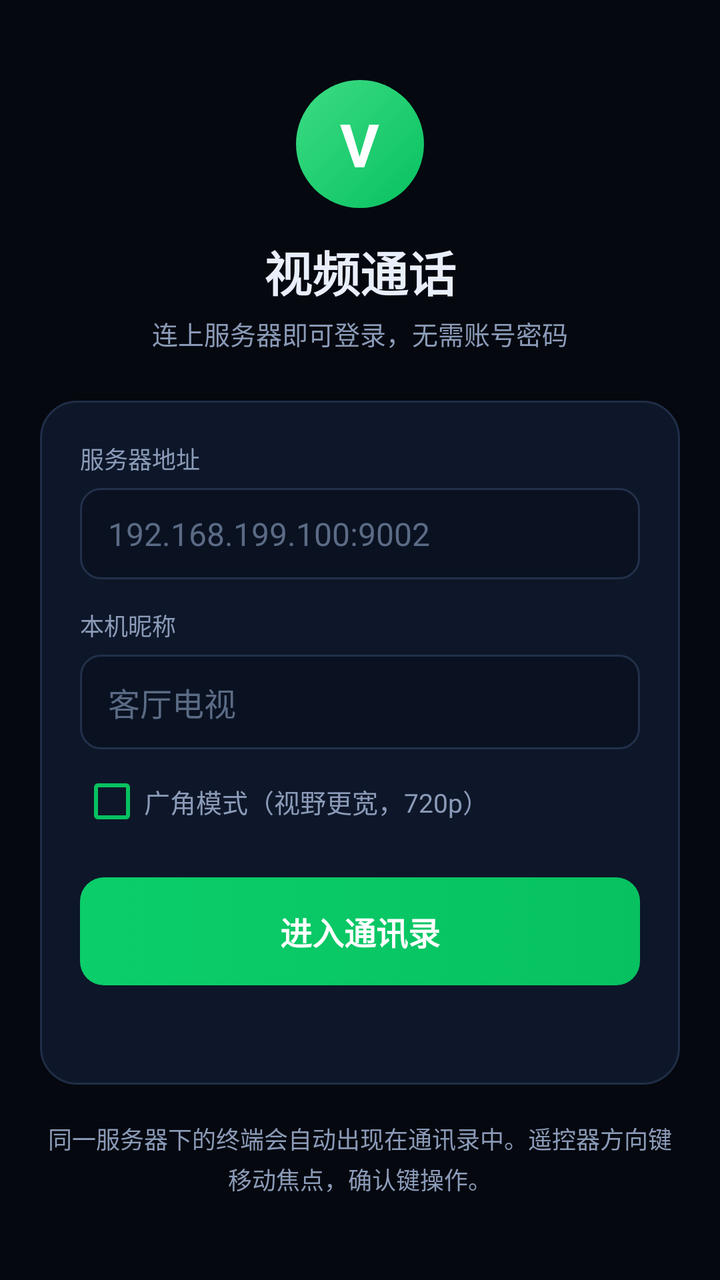
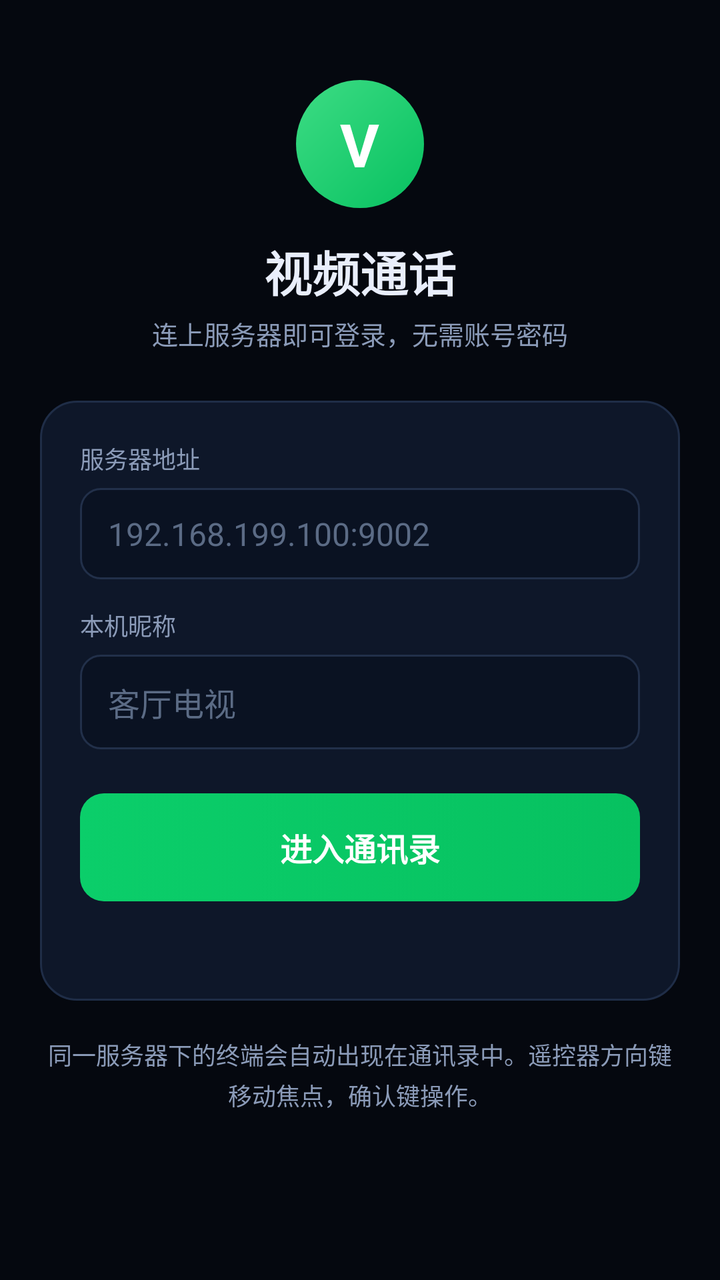

Compare the two renders of this Android layout. The source of the first and the diff that turns it into the second are given below.
<!-- AndroidManifest.xml: application theme Theme.VCall -->
<!-- res/layout/activity_main.xml -->
<?xml version="1.0" encoding="utf-8"?>
<FrameLayout xmlns:android="http://schemas.android.com/apk/res/android"
    android:id="@+id/root"
    android:layout_width="match_parent"
    android:layout_height="match_parent"
    android:background="@color/bg">

    
    <ScrollView
        android:id="@+id/loginPanel"
        android:layout_width="match_parent"
        android:layout_height="match_parent"
        android:fillViewport="true">

        <LinearLayout
            android:layout_width="match_parent"
            android:layout_height="wrap_content"
            android:gravity="center_horizontal"
            android:orientation="vertical"
            android:paddingStart="20dp"
            android:paddingTop="40dp"
            android:paddingEnd="20dp"
            android:paddingBottom="32dp">

            <FrameLayout
                android:layout_width="64dp"
                android:layout_height="64dp"
                android:background="@drawable/bg_avatar">

                <TextView
                    android:layout_width="wrap_content"
                    android:layout_height="wrap_content"
                    android:layout_gravity="center"
                    android:text="V"
                    android:textColor="@color/white"
                    android:textSize="30sp"
                    android:textStyle="bold" />
            </FrameLayout>

            <TextView
                android:layout_width="wrap_content"
                android:layout_height="wrap_content"
                android:layout_marginTop="14dp"
                android:text="@string/setup_title"
                android:textColor="@color/text"
                android:textSize="24sp"
                android:textStyle="bold" />

            <TextView
                android:layout_width="wrap_content"
                android:layout_height="wrap_content"
                android:layout_marginTop="4dp"
                android:text="@string/setup_subtitle"
                android:textColor="@color/text_muted"
                android:textSize="13sp" />

            <LinearLayout
                android:layout_width="match_parent"
                android:layout_height="wrap_content"
                android:layout_marginTop="24dp"
                android:background="@drawable/bg_card"
                android:orientation="vertical"
                android:padding="20dp">

                <TextView
                    style="@style/VCallLabel"
                    android:layout_width="wrap_content"
                    android:layout_height="wrap_content"
                    android:text="@string/label_server" />

                <EditText
                    android:id="@+id/serverInput"
                    style="@style/VCallInput"
                    android:layout_width="match_parent"
                    android:layout_height="wrap_content"
                    android:layout_marginTop="6dp"
                    android:hint="@string/hint_server"
                    android:importantForAutofill="no"
                    android:inputType="textUri" />

                <TextView
                    style="@style/VCallLabel"
                    android:layout_width="wrap_content"
                    android:layout_height="wrap_content"
                    android:layout_marginTop="14dp"
                    android:text="@string/label_name" />

                <EditText
                    android:id="@+id/nameInput"
                    style="@style/VCallInput"
                    android:layout_width="match_parent"
                    android:layout_height="wrap_content"
                    android:layout_marginTop="6dp"
                    android:hint="@string/hint_name"
                    android:importantForAutofill="no"
                    android:inputType="text"
                    android:maxLength="24" />

                <CheckBox
                    android:id="@+id/wideAngleCheck"
                    android:layout_width="match_parent"
                    android:layout_height="wrap_content"
                    android:layout_marginTop="10dp"
                    android:buttonTint="@color/wechat_green"
                    android:text="@string/wide_angle"
                    android:textColor="@color/text_muted"
                    android:textSize="13sp" />

                <Button
                    android:id="@+id/joinButton"
                    style="@style/VCallButton.Primary"
                    android:layout_width="match_parent"
                    android:layout_height="54dp"
                    android:layout_marginTop="22dp"
                    android:text="@string/join_room"
                    android:textSize="16sp" />

                <TextView
                    android:id="@+id/setupStatus"
                    android:layout_width="match_parent"
                    android:layout_height="wrap_content"
                    android:layout_marginTop="12dp"
                    android:gravity="center"
                    android:textColor="@color/text_muted"
                    android:textSize="13sp" />

                <TextView
                    android:id="@+id/announcementText"
                    android:layout_width="match_parent"
                    android:layout_height="wrap_content"
                    android:layout_marginTop="12dp"
                    android:gravity="center"
                    android:textColor="#FFFCD34D"
                    android:textSize="12sp"
                    android:visibility="gone" />
            </LinearLayout>

            <TextView
                android:layout_width="match_parent"
                android:layout_height="wrap_content"
                android:layout_marginTop="18dp"
                android:gravity="center"
                android:lineSpacingExtra="3dp"
                android:text="@string/setup_hint"
                android:textColor="@color/text_muted"
                android:textSize="12sp" />
        </LinearLayout>
    </ScrollView>

    
    <LinearLayout
        android:id="@+id/directoryPanel"
        android:layout_width="match_parent"
        android:layout_height="match_parent"
        android:orientation="vertical"
        android:paddingStart="16dp"
        android:paddingTop="18dp"
        android:paddingEnd="16dp"
        android:paddingBottom="12dp"
        android:visibility="gone">

        <LinearLayout
            android:layout_width="match_parent"
            android:layout_height="wrap_content"
            android:gravity="center_vertical"
            android:orientation="horizontal">

            <FrameLayout
                android:layout_width="48dp"
                android:layout_height="48dp"
                android:background="@drawable/bg_avatar">

                <TextView
                    android:id="@+id/myAvatar"
                    android:layout_width="wrap_content"
                    android:layout_height="wrap_content"
                    android:layout_gravity="center"
                    android:text="V"
                    android:textColor="@color/white"
                    android:textSize="20sp"
                    android:textStyle="bold" />
            </FrameLayout>

            <LinearLayout
                android:layout_width="0dp"
                android:layout_height="wrap_content"
                android:layout_marginStart="12dp"
                android:layout_weight="1"
                android:orientation="vertical">

                <TextView
                    android:id="@+id/myName"
                    android:layout_width="wrap_content"
                    android:layout_height="wrap_content"
                    android:background="@drawable/bg_ctrl_focus"
                    android:clickable="true"
                    android:focusable="true"
                    android:paddingStart="6dp"
                    android:paddingTop="2dp"
                    android:paddingEnd="6dp"
                    android:paddingBottom="2dp"
                    android:text="@string/directory_title"
                    android:textColor="@color/text"
                    android:textSize="17sp"
                    android:textStyle="bold" />

                <TextView
                    android:id="@+id/myState"
                    android:layout_width="wrap_content"
                    android:layout_height="wrap_content"
                    android:layout_marginTop="2dp"
                    android:text="@string/online"
                    android:textColor="@color/text_muted"
                    android:textSize="12sp" />
            </LinearLayout>

            <Button
                android:id="@+id/logoutButton"
                style="@style/VCallButton"
                android:layout_width="wrap_content"
                android:layout_height="44dp"
                android:minWidth="0dp"
                android:text="@string/logout"
                android:textSize="13sp" />
        </LinearLayout>

        <LinearLayout
            android:layout_width="match_parent"
            android:layout_height="wrap_content"
            android:layout_marginTop="14dp"
            android:gravity="center_vertical"
            android:orientation="horizontal">

            <EditText
                android:id="@+id/searchInput"
                style="@style/VCallInput"
                android:layout_width="0dp"
                android:layout_height="46dp"
                android:layout_weight="1"
                android:hint="@string/search_hint"
                android:importantForAutofill="no"
                android:inputType="text"
                android:textSize="14sp" />

            <Button
                android:id="@+id/callSelectedButton"
                style="@style/VCallButton.Primary"
                android:layout_width="wrap_content"
                android:layout_height="46dp"
                android:layout_marginStart="10dp"
                android:minWidth="0dp"
                android:text="@string/call_selected"
                android:textSize="13sp" />
        </LinearLayout>

        <TextView
            android:id="@+id/listHead"
            android:layout_width="match_parent"
            android:layout_height="wrap_content"
            android:layout_marginTop="16dp"
            android:text="@string/online_terminals"
            android:textColor="@color/text_muted"
            android:textSize="13sp" />

        <ScrollView
            android:layout_width="match_parent"
            android:layout_height="0dp"
            android:layout_marginTop="6dp"
            android:layout_weight="1"
            android:fillViewport="true">

            <LinearLayout
                android:id="@+id/terminalList"
                android:layout_width="match_parent"
                android:layout_height="wrap_content"
                android:orientation="vertical" />
        </ScrollView>

        <TextView
            android:id="@+id/emptyHint"
            android:layout_width="match_parent"
            android:layout_height="wrap_content"
            android:gravity="center"
            android:paddingTop="18dp"
            android:paddingBottom="18dp"
            android:text="@string/no_terminals"
            android:textColor="@color/text_muted"
            android:textSize="13sp"
            android:visibility="gone" />
    </LinearLayout>

    
    <FrameLayout
        android:id="@+id/callPanel"
        android:layout_width="match_parent"
        android:layout_height="match_parent"
        android:background="@color/black"
        android:visibility="gone">

        <GridLayout
            android:id="@+id/remoteGrid"
            android:layout_width="match_parent"
            android:layout_height="match_parent"
            android:columnCount="1"
            android:rowCount="1"
            android:useDefaultMargins="false" />

        <LinearLayout
            android:id="@+id/callTopBar"
            android:layout_width="match_parent"
            android:layout_height="wrap_content"
            android:layout_gravity="top"
            android:background="@drawable/bg_top_bar"
            android:gravity="center_vertical"
            android:orientation="horizontal"
            android:paddingStart="18dp"
            android:paddingTop="16dp"
            android:paddingEnd="18dp"
            android:paddingBottom="22dp">

            <TextView
                android:id="@+id/callTitle"
                android:layout_width="wrap_content"
                android:layout_height="wrap_content"
                android:text="@string/call_title"
                android:textColor="@color/white"
                android:textSize="@dimen/call_title_size"
                android:textStyle="bold" />

            <TextView
                android:id="@+id/callTimer"
                android:layout_width="wrap_content"
                android:layout_height="wrap_content"
                android:layout_marginStart="10dp"
                android:text="00:00"
                android:textColor="#CCFFFFFF"
                android:textSize="@dimen/call_sub_size" />

            <View
                android:layout_width="0dp"
                android:layout_height="1dp"
                android:layout_weight="1" />

            <TextView
                android:id="@+id/netStatus"
                android:layout_width="wrap_content"
                android:layout_height="wrap_content"
                android:text="@string/network_checking"
                android:textColor="#B3FFFFFF"
                android:textSize="12sp" />
        </LinearLayout>

        <FrameLayout
            android:id="@+id/localContainer"
            android:layout_width="@dimen/local_width"
            android:layout_height="@dimen/local_height"
            android:layout_gravity="top|end"
            android:layout_marginTop="76dp"
            android:layout_marginEnd="16dp"
            android:background="@drawable/bg_local_frame"
            android:elevation="8dp">

            <org.webrtc.SurfaceViewRenderer
                android:id="@+id/localRenderer"
                android:layout_width="match_parent"
                android:layout_height="match_parent" />
        </FrameLayout>

        <LinearLayout
            android:id="@+id/bottomBar"
            android:layout_width="match_parent"
            android:layout_height="wrap_content"
            android:layout_gravity="bottom"
            android:background="@drawable/bg_bottom_bar"
            android:gravity="center"
            android:orientation="horizontal"
            android:paddingStart="8dp"
            android:paddingTop="28dp"
            android:paddingEnd="8dp"
            android:paddingBottom="16dp">

            <LinearLayout
                android:id="@+id/micButton"
                android:layout_width="0dp"
                android:layout_height="wrap_content"
                android:layout_weight="1"
                android:background="@drawable/bg_ctrl_focus"
                android:clickable="true"
                android:focusable="true"
                android:gravity="center"
                android:orientation="vertical"
                android:paddingTop="8dp"
                android:paddingBottom="6dp">

                <ImageView
                    android:id="@+id/micIcon"
                    android:layout_width="@dimen/ctrl_icon_size"
                    android:layout_height="@dimen/ctrl_icon_size"
                    android:background="@drawable/bg_circle_dark"
                    android:contentDescription="@string/mic_on"
                    android:padding="@dimen/ctrl_icon_padding"
                    android:src="@drawable/ic_mic"
                    android:tint="@color/white" />

                <TextView
                    android:id="@+id/micLabel"
                    android:layout_width="wrap_content"
                    android:layout_height="wrap_content"
                    android:layout_marginTop="6dp"
                    android:text="@string/mic_on"
                    android:textColor="@color/white"
                    android:textSize="@dimen/ctrl_label_size" />
            </LinearLayout>

            <LinearLayout
                android:id="@+id/switchButton"
                android:layout_width="0dp"
                android:layout_height="wrap_content"
                android:layout_weight="1"
                android:background="@drawable/bg_ctrl_focus"
                android:clickable="true"
                android:focusable="true"
                android:gravity="center"
                android:orientation="vertical"
                android:paddingTop="8dp"
                android:paddingBottom="6dp">

                <ImageView
                    android:id="@+id/switchIcon"
                    android:layout_width="@dimen/ctrl_icon_size"
                    android:layout_height="@dimen/ctrl_icon_size"
                    android:background="@drawable/bg_circle_dark"
                    android:contentDescription="@string/switch_camera"
                    android:padding="@dimen/ctrl_icon_padding"
                    android:src="@drawable/ic_flip_camera"
                    android:tint="@color/white" />

                <TextView
                    android:layout_width="wrap_content"
                    android:layout_height="wrap_content"
                    android:layout_marginTop="6dp"
                    android:text="@string/switch_camera"
                    android:textColor="@color/white"
                    android:textSize="@dimen/ctrl_label_size" />
            </LinearLayout>

            <LinearLayout
                android:id="@+id/hangupButton"
                android:layout_width="0dp"
                android:layout_height="wrap_content"
                android:layout_weight="1"
                android:background="@drawable/bg_ctrl_focus"
                android:clickable="true"
                android:focusable="true"
                android:gravity="center"
                android:orientation="vertical"
                android:paddingTop="2dp"
                android:paddingBottom="6dp">

                <ImageView
                    android:id="@+id/hangupIcon"
                    android:layout_width="@dimen/hangup_icon_size"
                    android:layout_height="@dimen/hangup_icon_size"
                    android:background="@drawable/bg_circle_danger"
                    android:contentDescription="@string/hangup"
                    android:padding="18dp"
                    android:src="@drawable/ic_call_end"
                    android:tint="@color/white" />

                <TextView
                    android:layout_width="wrap_content"
                    android:layout_height="wrap_content"
                    android:layout_marginTop="6dp"
                    android:text="@string/hangup"
                    android:textColor="@color/white"
                    android:textSize="@dimen/ctrl_label_size" />
            </LinearLayout>

            <LinearLayout
                android:id="@+id/speakerButton"
                android:layout_width="0dp"
                android:layout_height="wrap_content"
                android:layout_weight="1"
                android:background="@drawable/bg_ctrl_focus"
                android:clickable="true"
                android:focusable="true"
                android:gravity="center"
                android:orientation="vertical"
                android:paddingTop="8dp"
                android:paddingBottom="6dp">

                <ImageView
                    android:id="@+id/speakerIcon"
                    android:layout_width="@dimen/ctrl_icon_size"
                    android:layout_height="@dimen/ctrl_icon_size"
                    android:background="@drawable/bg_circle_dark"
                    android:contentDescription="@string/speaker"
                    android:padding="@dimen/ctrl_icon_padding"
                    android:src="@drawable/ic_volume_up"
                    android:tint="@color/white" />

                <TextView
                    android:id="@+id/speakerLabel"
                    android:layout_width="wrap_content"
                    android:layout_height="wrap_content"
                    android:layout_marginTop="6dp"
                    android:text="@string/speaker"
                    android:textColor="@color/white"
                    android:textSize="@dimen/ctrl_label_size" />
            </LinearLayout>
        </LinearLayout>

        <TextView
            android:id="@+id/hintOverlay"
            android:layout_width="wrap_content"
            android:layout_height="wrap_content"
            android:layout_gravity="center_horizontal|bottom"
            android:layout_marginBottom="150dp"
            android:background="@drawable/bg_badge"
            android:paddingStart="16dp"
            android:paddingTop="8dp"
            android:paddingEnd="16dp"
            android:paddingBottom="8dp"
            android:textColor="@color/text"
            android:textSize="13sp"
            android:visibility="gone" />
    </FrameLayout>

    
    <LinearLayout
        android:id="@+id/incomingPanel"
        android:layout_width="match_parent"
        android:layout_height="match_parent"
        android:background="#F205080F"
        android:gravity="center"
        android:orientation="vertical"
        android:padding="24dp"
        android:visibility="gone">

        <FrameLayout
            android:layout_width="@dimen/avatar_size"
            android:layout_height="@dimen/avatar_size"
            android:background="@drawable/bg_avatar">

            <TextView
                android:id="@+id/incomingAvatar"
                android:layout_width="wrap_content"
                android:layout_height="wrap_content"
                android:layout_gravity="center"
                android:text="V"
                android:textColor="@color/white"
                android:textSize="@dimen/avatar_text_size"
                android:textStyle="bold" />
        </FrameLayout>

        <TextView
            android:id="@+id/incomingName"
            android:layout_width="wrap_content"
            android:layout_height="wrap_content"
            android:layout_marginTop="20dp"
            android:text="@string/call_title"
            android:textColor="@color/white"
            android:textSize="22sp"
            android:textStyle="bold" />

        <TextView
            android:id="@+id/incomingHint"
            android:layout_width="wrap_content"
            android:layout_height="wrap_content"
            android:layout_marginTop="10dp"
            android:text="@string/incoming_hint"
            android:textColor="#B3FFFFFF"
            android:textSize="14sp" />

        <LinearLayout
            android:layout_width="match_parent"
            android:layout_height="wrap_content"
            android:layout_marginTop="40dp"
            android:gravity="center"
            android:orientation="horizontal">

            <Button
                android:id="@+id/rejectButton"
                style="@style/VCallButton.Danger"
                android:layout_width="0dp"
                android:layout_height="52dp"
                android:layout_marginEnd="12dp"
                android:layout_weight="1"
                android:text="@string/reject"
                android:textSize="15sp" />

            <Button
                android:id="@+id/acceptButton"
                style="@style/VCallButton.Primary"
                android:layout_width="0dp"
                android:layout_height="52dp"
                android:layout_marginStart="12dp"
                android:layout_weight="1"
                android:text="@string/accept"
                android:textSize="15sp" />
        </LinearLayout>
    </LinearLayout>
</FrameLayout>
<!-- resources referenced by this layout -->
<resources>
  <color name="bg">#FF05080F</color>
  <color name="black">#FF000000</color>
  <color name="text">#FFE9EEFB</color>
  <color name="text_muted">#FF8B9BB8</color>
  <color name="wechat_green">#FF07C160</color>
  <color name="white">#FFFFFFFF</color>
  <dimen name="avatar_size">88dp</dimen>
  <dimen name="avatar_text_size">36sp</dimen>
  <dimen name="call_sub_size">13sp</dimen>
  <dimen name="call_title_size">17sp</dimen>
  <dimen name="ctrl_icon_padding">15dp</dimen>
  <dimen name="ctrl_icon_size">56dp</dimen>
  <dimen name="ctrl_label_size">12sp</dimen>
  <dimen name="hangup_icon_size">62dp</dimen>
  <dimen name="local_height">144dp</dimen>
  <dimen name="local_width">108dp</dimen>
  <!-- drawable bg_avatar (drawable) -->
  <?xml version="1.0" encoding="utf-8"?>
  <shape xmlns:android="http://schemas.android.com/apk/res/android" android:shape="oval">
      <gradient
          android:startColor="#FF3DDC84"
          android:endColor="#FF07C160"
          android:angle="315" />
  </shape>
  <!-- drawable bg_bottom_bar (drawable) -->
  <?xml version="1.0" encoding="utf-8"?>
  <shape xmlns:android="http://schemas.android.com/apk/res/android" android:shape="rectangle">
      <gradient
          android:startColor="#00000000"
          android:endColor="#D9000000"
          android:angle="270" />
  </shape>
  <!-- drawable bg_circle_danger (drawable) -->
  <?xml version="1.0" encoding="utf-8"?>
  <shape xmlns:android="http://schemas.android.com/apk/res/android" android:shape="oval">
      <solid android:color="#FFE64340" />
  </shape>
  <!-- drawable bg_circle_dark (drawable) -->
  <?xml version="1.0" encoding="utf-8"?>
  <shape xmlns:android="http://schemas.android.com/apk/res/android" android:shape="oval">
      <solid android:color="#66000000" />
      <stroke android:width="1dp" android:color="#33FFFFFF" />
  </shape>
  <!-- drawable bg_top_bar (drawable) -->
  <?xml version="1.0" encoding="utf-8"?>
  <shape xmlns:android="http://schemas.android.com/apk/res/android" android:shape="rectangle">
      <gradient
          android:startColor="#A6000000"
          android:endColor="#00000000"
          android:angle="270" />
  </shape>
  <string name="accept">接听</string>
  <string name="call_selected">呼叫所选</string>
  <string name="call_title">视频通话</string>
  <string name="directory_title">通讯录</string>
  <string name="hangup">挂断</string>
  <string name="hint_name">客厅电视</string>
  <string name="hint_server">192.168.199.100:9002</string>
  <string name="incoming_hint">邀请你视频通话</string>
  <string name="join_room">进入通讯录</string>
  <string name="label_name">本机昵称</string>
  <string name="label_server">服务器地址</string>
  <string name="logout">退出</string>
  <string name="mic_on">静音</string>
  <string name="network_checking">连接中</string>
  <string name="no_terminals">暂无其他终端在线</string>
  <string name="online">在线</string>
  <string name="online_terminals">在线终端</string>
  <string name="reject">拒绝</string>
  <string name="search_hint">搜索终端</string>
  <string name="setup_hint">同一服务器下的终端会自动出现在通讯录中。遥控器方向键移动焦点，确认键操作。</string>
  <string name="setup_subtitle">连上服务器即可登录，无需账号密码</string>
  <string name="setup_title">视频通话</string>
  <string name="speaker">免提</string>
  <string name="switch_camera">翻转</string>
  <string name="wide_angle">广角模式（视野更宽，720p）</string>
  <style name="VCallButton.Danger">
          <item name="android:background">@drawable/bg_button_danger</item>
          <item name="android:textColor">@color/white</item>
      </style>
  <style name="VCallButton.Primary">
          <item name="android:background">@drawable/bg_button_primary</item>
          <item name="android:textColor">@color/white</item>
          <item name="android:textStyle">bold</item>
      </style>
  <style name="VCallLabel">
          <item name="android:textColor">@color/text_muted</item>
          <item name="android:textSize">12sp</item>
      </style>
  <color name="accent">#FF07C160</color>
  <!-- unchanged entries left out for length: 15 -->
</resources>

<!-- the commit's change to res/layout/activity_main.xml (unified diff, before → after) -->
@@ -95,16 +95,6 @@
                     android:importantForAutofill="no"
                     android:inputType="text"
                     android:maxLength="24" />
-
-                <CheckBox
-                    android:id="@+id/wideAngleCheck"
-                    android:layout_width="match_parent"
-                    android:layout_height="wrap_content"
-                    android:layout_marginTop="10dp"
-                    android:buttonTint="@color/wechat_green"
-                    android:text="@string/wide_angle"
-                    android:textColor="@color/text_muted"
-                    android:textSize="13sp" />
 
                 <Button
                     android:id="@+id/joinButton"
@@ -348,6 +338,22 @@
                 android:text="@string/network_checking"
                 android:textColor="#B3FFFFFF"
                 android:textSize="12sp" />
+
+            <TextView
+                android:id="@+id/fullscreenButton"
+                android:layout_width="wrap_content"
+                android:layout_height="wrap_content"
+                android:layout_marginStart="10dp"
+                android:background="@drawable/bg_badge"
+                android:clickable="true"
+                android:focusable="true"
+                android:paddingStart="10dp"
+                android:paddingTop="4dp"
+                android:paddingEnd="10dp"
+                android:paddingBottom="4dp"
+                android:text="@string/fullscreen"
+                android:textColor="@color/white"
+                android:textSize="12sp" />
         </LinearLayout>
 
         <FrameLayout
<!-- resource entries referenced after the edit -->
@@ -4,7 +4,6 @@
   <color name="black">#FF000000</color>
   <color name="text">#FFE9EEFB</color>
   <color name="text_muted">#FF8B9BB8</color>
-  <color name="wechat_green">#FF07C160</color>
   <color name="white">#FFFFFFFF</color>
   <dimen name="avatar_size">88dp</dimen>
   <dimen name="avatar_text_size">36sp</dimen>
@@ -55,6 +54,7 @@
   <string name="call_selected">呼叫所选</string>
   <string name="call_title">视频通话</string>
   <string name="directory_title">通讯录</string>
+  <string name="fullscreen">全屏</string>
   <string name="hangup">挂断</string>
   <string name="hint_name">客厅电视</string>
   <string name="hint_server">192.168.199.100:9002</string>
@@ -75,7 +75,6 @@
   <string name="setup_title">视频通话</string>
   <string name="speaker">免提</string>
   <string name="switch_camera">翻转</string>
-  <string name="wide_angle">广角模式（视野更宽，720p）</string>
   <style name="VCallButton.Danger">
           <item name="android:background">@drawable/bg_button_danger</item>
           <item name="android:textColor">@color/white</item>
